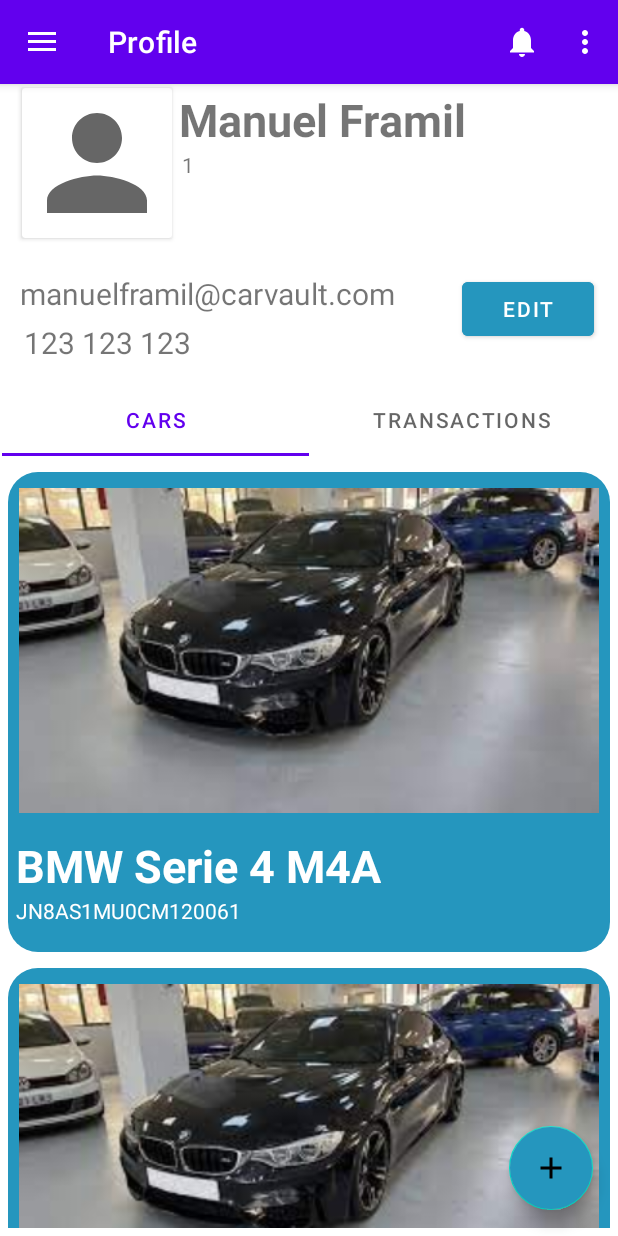
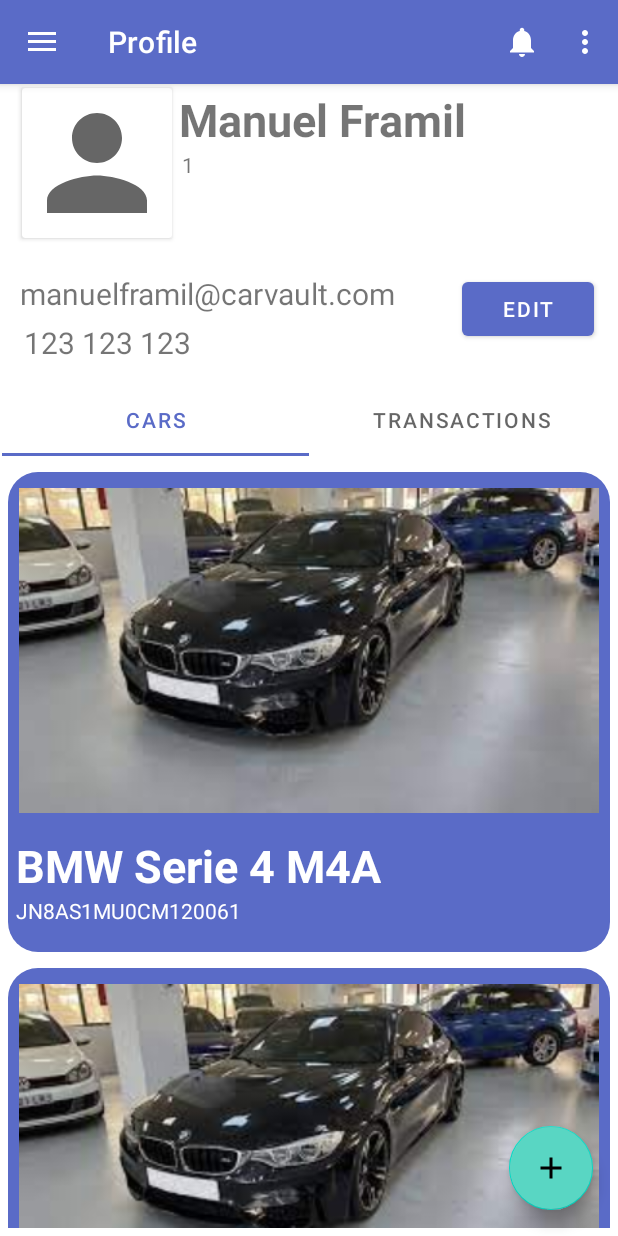
Before and after one commit to CarVault/CarVaultMobile, an Android app: the NavDrawer screen opened directly, with no data from a screen before it, on a phone screen of 412 x 824 dp. Run offline under Robolectric (Android 15) with nearby library versions, the light colour scheme and no system bars; our stand-ins replace navigation-ui.

Commit message:
Colores app actualizado

```diff
--- a/app/src/main/res/drawable/item_car_background.xml
+++ b/app/src/main/res/drawable/item_car_background.xml
@@ -2,7 +2,7 @@
 <selector xmlns:android="http://schemas.android.com/apk/res/android">
 <item>
     <shape android:shape="rectangle">
-        <solid android:color="@color/item_car_bg"/>
+        <solid android:color="@color/app_primary"/>
         <corners android:radius="20dp"/>
     </shape>
 </item>
--- a/app/src/main/res/layout/profile_fragment.xml
+++ b/app/src/main/res/layout/profile_fragment.xml
@@ -109,7 +109,6 @@
             app:layout_constraintStart_toStartOf="parent"
             app:layout_constraintTop_toTopOf="parent"
             app:layout_constraintVertical_bias="0.828"
-            android:backgroundTint="@color/item_car_bg"
             />
 
     </androidx.constraintlayout.widget.ConstraintLayout>
@@ -162,7 +161,7 @@
         app:layout_constraintStart_toStartOf="parent"
         app:layout_constraintTop_toTopOf="parent"
         app:layout_constraintVertical_bias="0.976"
-        android:backgroundTint="@color/item_car_bg"
+        android:backgroundTint="@color/app_secondary"
         android:background="@color/white"
         />
 
--- a/app/src/main/res/values/colors.xml
+++ b/app/src/main/res/values/colors.xml
@@ -7,5 +7,11 @@
     <color name="teal_700">#FF018786</color>
     <color name="black">#FF000000</color>
     <color name="white">#FFFFFFFF</color>
-    <color name="item_car_bg">#2596be</color>
+
+    <!-- Colores basicos para la app -->
+    <color name="app_primary">#5A6BC7</color>
+    <color name="app_secondary">#59D6C3</color>
+    <color name="app_3color">#6CEB42</color>
+    <color name="app_4color">#D4BA31</color>
+    <color name="app_5color">#F68739</color>
 </resources>
--- a/app/src/main/res/values/themes.xml
+++ b/app/src/main/res/values/themes.xml
@@ -2,8 +2,8 @@
     <!-- Base application theme. -->
     <style name="Theme.CarVault" parent="Theme.MaterialComponents.DayNight.DarkActionBar">
         <!-- Primary brand color. -->
-        <item name="colorPrimary">@color/purple_500</item>
-        <item name="colorPrimaryVariant">@color/purple_700</item>
+        <item name="colorPrimary">@color/app_primary</item>
+        <item name="colorPrimaryVariant">@color/app_secondary</item>
         <item name="colorOnPrimary">@color/white</item>
         <!-- Secondary brand color. -->
         <item name="colorSecondary">@color/teal_200</item>
```
